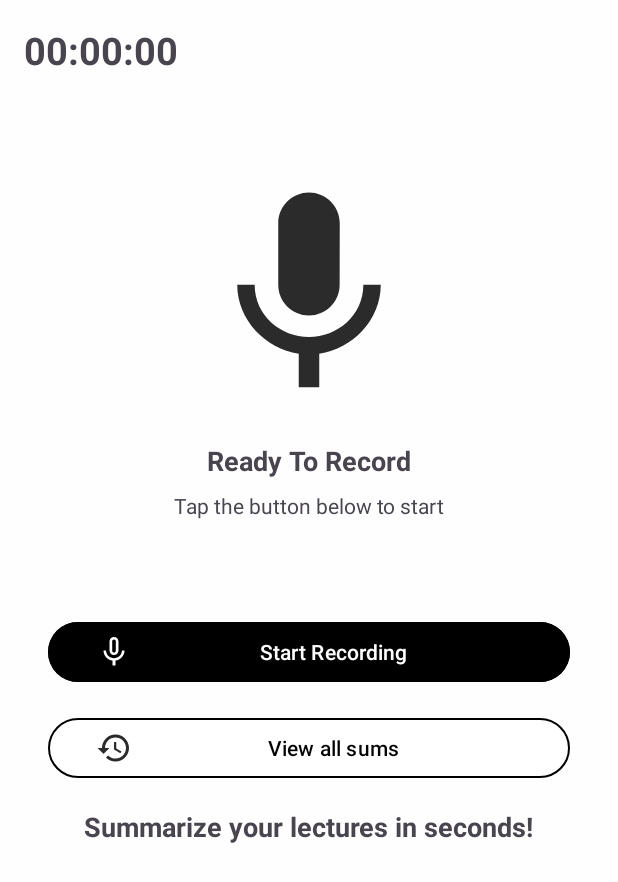
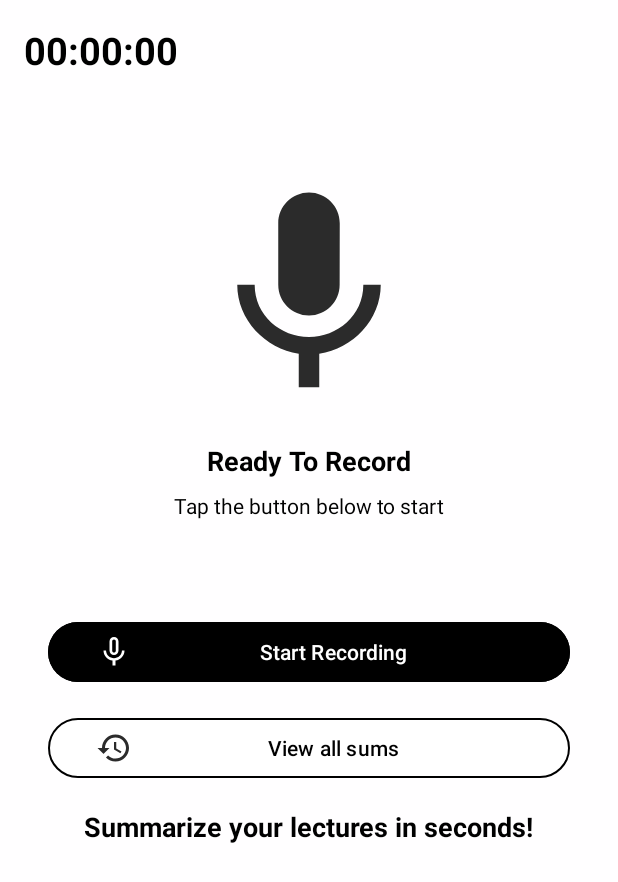
Before and after one commit to RoboGlikman/Summit, an Android app: the screen it shows after launch (MainActivity), on a phone screen of 412 x 824 dp. Shown: the top 882 px of the screen. Run offline under Robolectric (Android 15) with nearby library versions, the phone set to English and light mode, and no system bars; libraries missing offline, so code that uses them is left out: com.chaquo.python.

Commit message:
surrounded dangerous code with try, catch. updated ui a bit

```diff
--- a/app/src/main/res/layout/item_layout.xml
+++ b/app/src/main/res/layout/item_layout.xml
@@ -7,7 +7,8 @@
     android:layout_marginVertical="8dp"
     android:layout_marginHorizontal="16dp"
     app:cardCornerRadius="12dp"
-    app:cardElevation="4dp">
+    app:cardElevation="4dp"
+    android:background="@color/white">
 
     <LinearLayout
         android:layout_width="match_parent"
--- a/app/src/main/res/layout/main_fragment.xml
+++ b/app/src/main/res/layout/main_fragment.xml
@@ -17,7 +17,8 @@
         android:textSize="25sp"
         android:textStyle="bold"
         app:layout_constraintStart_toStartOf="parent"
-        app:layout_constraintTop_toTopOf="parent" />
+        app:layout_constraintTop_toTopOf="parent"
+        android:textColor="@color/black"/>
 
     <ImageView
         android:id="@+id/imageViewMic"
@@ -40,7 +41,8 @@
         android:textStyle="bold"
         app:layout_constraintEnd_toEndOf="parent"
         app:layout_constraintStart_toStartOf="parent"
-        app:layout_constraintTop_toBottomOf="@+id/imageViewMic" />
+        app:layout_constraintTop_toBottomOf="@+id/imageViewMic"
+        android:textColor="@color/black"/>
 
     <TextView
         android:id="@+id/textViewTap"
@@ -50,7 +52,8 @@
         android:text="@string/tap_btn_below_start"
         app:layout_constraintEnd_toEndOf="parent"
         app:layout_constraintStart_toStartOf="parent"
-        app:layout_constraintTop_toBottomOf="@+id/textViewReady" />
+        app:layout_constraintTop_toBottomOf="@+id/textViewReady"
+        android:textColor="@color/black"/>
 
     <Button
         android:id="@+id/record_btn"
@@ -100,6 +103,7 @@
         android:textSize="18sp"
         android:textStyle="bold"
         app:layout_constraintEnd_toEndOf="parent"
-        app:layout_constraintStart_toStartOf="parent"/>
+        app:layout_constraintStart_toStartOf="parent"
+        android:textColor="@color/black"/>
 
 </androidx.constraintlayout.widget.ConstraintLayout>
--- a/app/src/main/res/values/strings.xml
+++ b/app/src/main/res/values/strings.xml
@@ -23,4 +23,5 @@
     <string name="start_recording">Start Recording</string>
     <string name="date">Date:</string>
     <string name="recording">recording...</string>
+    <string name="too_many_api_calls">Too many calls, limit is 1 an hour.</string>
 </resources>
```
Also changed, not shown: app/src/main/java/com/example/summit/MainFragment.java (+6 -1 lines), 1 other file.
